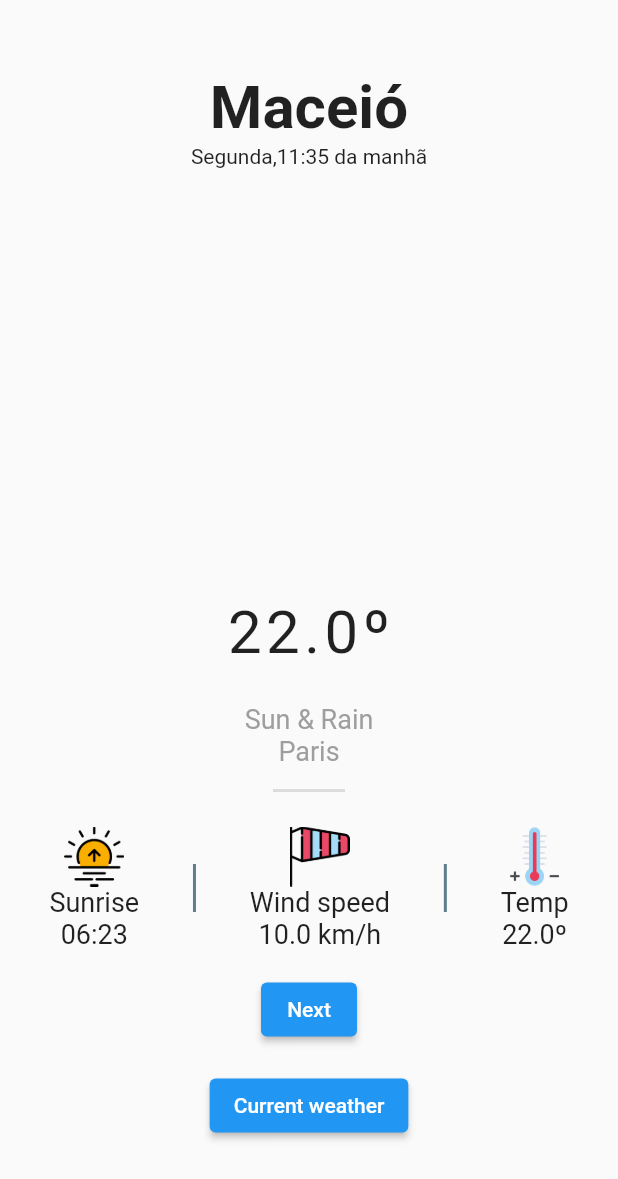
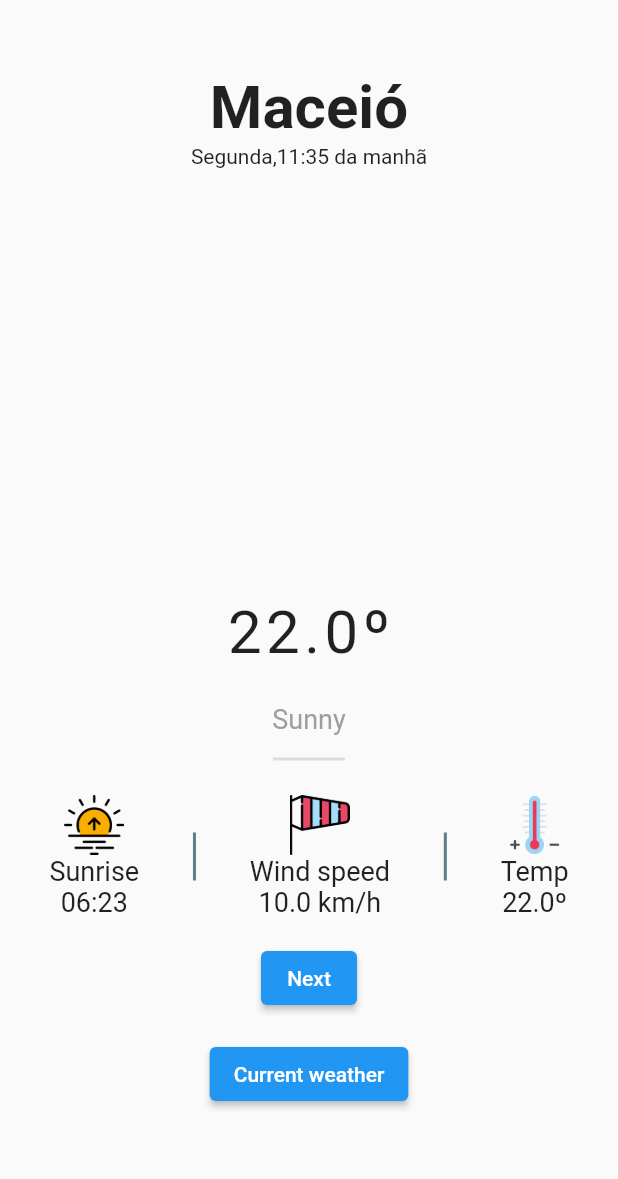
Before and after one commit to vsosmonteiro/weather_app_v1, a Flutter app: the screen it shows after launch, on a phone screen of 412 x 824 dp. Shown: the top 1179 px of the screen. Run offline on Flutter 3.47's test engine with Material 2 defaults, Android fonts, the phone set to English and light mode, and no system bars; our stand-ins replace dio, equatable, flutter_bloc.

Commit message:
fixing bugs and adding name of response

```diff
--- a/lib/views/home_page.dart
+++ b/lib/views/home_page.dart
@@ -25,6 +25,7 @@ class _HomePageState extends State<HomePage> {
   bool onpressed = false;
   double temperature=22;
   double windspeed=10;
+  String weatherStatus='Sunny';
 
   @override
   void initState() {
@@ -80,25 +81,21 @@ class _HomePageState extends State<HomePage> {
                   child: list[weather],
                 ),
                  Padding(
-                  padding: EdgeInsets.only(bottom: 8.0),
+                  padding: const EdgeInsets.only(bottom: 8.0),
                   child: Text(
-                    temperature.toString()+'º',
+                    '$temperatureº',
                     style: const TextStyle(
                         fontSize: 40,
                         letterSpacing: 3,
                         fontWeight: FontWeight.w400),
                   ),
                 ),
-                const Padding(
-                  padding: EdgeInsets.only(top: 16.0),
+                 Padding(
+                  padding: const EdgeInsets.only(top: 16.0),
                   child: Text(
-                    'Sun & Rain',
-                    style: TextStyle(color: Colors.grey, fontSize: 18),
+                    weatherStatus,
+                    style: const TextStyle(color: Colors.grey, fontSize: 18),
                   ),
-                ),
-                const Text(
-                  'Paris',
-                  style: TextStyle(color: Colors.grey, fontSize: 18),
                 ),
                 Container(
                     margin: const EdgeInsets.symmetric(vertical: 8),
@@ -162,7 +159,15 @@ class _HomePageState extends State<HomePage> {
       });
       await Future.delayed(const Duration(seconds: 2), () {
         setState(() {
-          weather += 1;
+          if(weather<4)
+            {
+              weather += 1;
+
+            }
+          else
+            {
+              weather=0;
+            }
         });
       });
     }
@@ -211,6 +216,23 @@ class _HomePageState extends State<HomePage> {
       setState(() {
         isNotAnimating=false;
         weather = weathercode;
+        switch(weather){
+          case 0:
+            weatherStatus='Snowy';
+            break;
+          case 1:
+            weatherStatus='Overcast';
+            break;
+          case 2:
+            weatherStatus='Raining';
+            break;
+          case 3:
+            weatherStatus='Thunderstorm';
+          break;
+          case 4:
+            weatherStatus='Sunny';
+            break;
+        }
         print('b');
         onpressed = true;
       });
```
